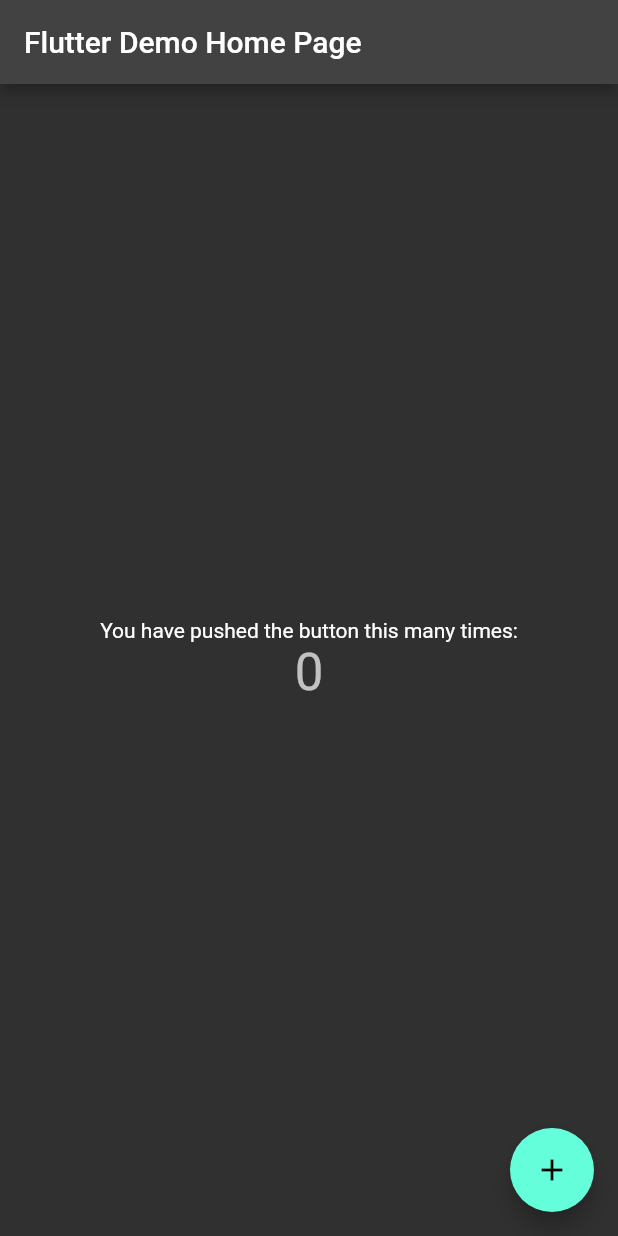
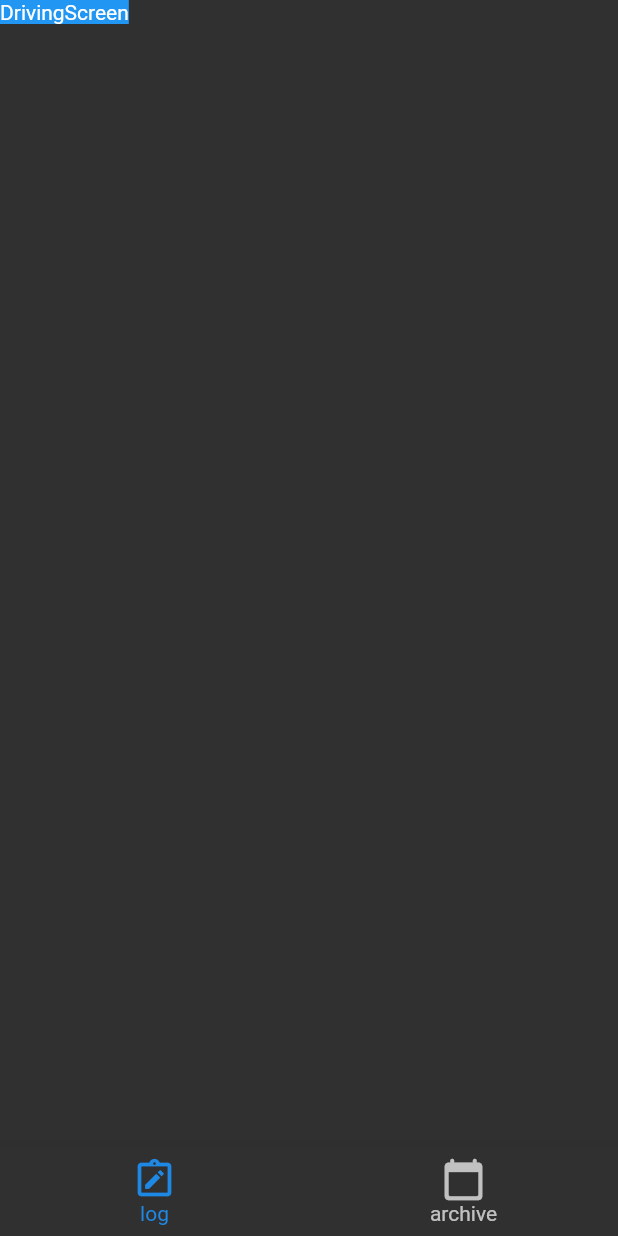
Before and after one commit to JTorkk/driving-time-logger, a Flutter app: the screen it shows after launch, on a phone screen of 412 x 824 dp. Run offline on Flutter 3.47's test engine with Material 2 defaults, Android fonts, the phone set to English and light mode, and no system bars.

Commit message:
made tabs work, fixed orientation stuff and more

```diff
--- /dev/null
+++ b/driving_time_log/lib/archive_screen.dart
@@ -0,0 +1,18 @@
+import 'package:flutter/material.dart';
+
+class ArchiveScreen extends StatelessWidget {
+  const ArchiveScreen({Key? key}) : super(key: key);
+
+  @override
+  Widget build(BuildContext context) {
+    return SafeArea(
+      bottom: false,
+      right: false,
+      left: false,
+      child: Container(
+        color: Colors.red,
+        child: const Text('ArchiveScreen'),
+      ),
+    );
+  }
+}
--- /dev/null
+++ b/driving_time_log/lib/driving_screen.dart
@@ -0,0 +1,18 @@
+import 'package:flutter/material.dart';
+
+class DrivingScreen extends StatelessWidget {
+  const DrivingScreen({Key? key}) : super(key: key);
+
+  @override
+  Widget build(BuildContext context) {
+    return SafeArea(
+      bottom: false,
+      right: false,
+      left: false,
+      child: Container(
+        color: Colors.blue,
+        child: const Text('DrivingScreen'),
+      ),
+    );
+  }
+}
--- /dev/null
+++ b/driving_time_log/lib/home_screen.dart
@@ -0,0 +1,56 @@
+import 'package:flutter/material.dart';
+
+import 'archive_screen.dart';
+import 'driving_screen.dart';
+
+class HomeScreen extends StatefulWidget {
+  const HomeScreen({Key? key}) : super(key: key);
+
+  @override
+  State<HomeScreen> createState() => _HomeScreenState();
+}
+
+class _HomeScreenState extends State<HomeScreen> {
+  int _selectedIndex = 0;
+
+  static const List<Widget> _widgetOptions = <Widget>[
+    DrivingScreen(),
+    ArchiveScreen(),
+  ];
+
+  void _onItemTapped(int index) {
+    setState(() {
+      _selectedIndex = index;
+    });
+  }
+
+  @override
+  Widget build(BuildContext context) {
+    return Scaffold(
+      body: IndexedStack(
+        index: _selectedIndex,
+        children: _widgetOptions,
+      ),
+      bottomNavigationBar: BottomNavigationBar(
+        // showSelectedLabels: false,
+        // showUnselectedLabels: false,
+        selectedFontSize: 14,
+        unselectedFontSize: 14,
+        iconSize: 30,
+        items: const <BottomNavigationBarItem>[
+          BottomNavigationBarItem(
+            icon: Icon(Icons.note_alt_outlined),
+            label: 'log',
+          ),
+          BottomNavigationBarItem(
+            icon: Icon(Icons.calendar_today_rounded),
+            label: 'archive',
+          ),
+        ],
+        currentIndex: _selectedIndex,
+        selectedItemColor: Colors.blue[600],
+        onTap: _onItemTapped,
+      ),
+    );
+  }
+}
--- a/driving_time_log/lib/main.dart
+++ b/driving_time_log/lib/main.dart
@@ -1,3 +1,4 @@
+import 'package:driving_time_log/home_screen.dart';
 import 'package:driving_time_log/resources/theme.dart';
 import 'package:flutter/material.dart';
 
@@ -8,60 +9,12 @@
 class MyApp extends StatelessWidget {
   const MyApp({Key? key}) : super(key: key);
 
-  // This widget is the root of your application.
   @override
   Widget build(BuildContext context) {
     return MaterialApp(
       title: 'Driving Time Logger',
       theme: darkTheme,
-      home: const MyHomePage(title: 'Flutter Demo Home Page'),
+      home: const HomeScreen(),
     );
   }
 }
-
-class MyHomePage extends StatefulWidget {
-  const MyHomePage({Key? key, required this.title}) : super(key: key);
-
-  final String title;
-
-  @override
-  State<MyHomePage> createState() => _MyHomePageState();
-}
-
-class _MyHomePageState extends State<MyHomePage> {
-  int _counter = 0;
-
-  void _incrementCounter() {
-    setState(() {
-      _counter++;
-    });
-  }
-
-  @override
-  Widget build(BuildContext context) {
-    return Scaffold(
-      appBar: AppBar(
-        title: Text(widget.title),
-      ),
-      body: Center(
-        child: Column(
-          mainAxisAlignment: MainAxisAlignment.center,
-          children: <Widget>[
-            const Text(
-              'You have pushed the button this many times:',
-            ),
-            Text(
-              '$_counter',
-              style: Theme.of(context).textTheme.headline4,
-            ),
-          ],
-        ),
-      ),
-      floatingActionButton: FloatingActionButton(
-        onPressed: _incrementCounter,
-        tooltip: 'Increment',
-        child: const Icon(Icons.add),
-      ), // This trailing comma makes auto-formatting nicer for build methods.
-    );
-  }
-}
--- a/driving_time_log/lib/resources/assets.dart
+++ b/driving_time_log/lib/resources/assets.dart
@@ -1,2 +1,7 @@
-const car = 'dassets/car.svg';
-const notepad = 'dassets/notepad.svg';
+const calendar = 'assets/calendar.svg';
+const car = 'assets/car.svg';
+const driving = 'assets/driving.svg';
+const notepad = 'assets/notepad.svg';
+const otherWork = 'assets/otherWork.svg';
+const service = 'assets/service.svg';
+const sleepAndBreak = 'assets/sleepAndBreak.svg';
```
Also changed, not shown: driving_time_log/pubspec.yaml (+7 -10 lines), driving_time_log/assets/calendar.svg, driving_time_log/assets/car.svg, driving_time_log/assets/driving.svg, driving_time_log/assets/notepad.svg, driving_time_log/assets/otherWork.svg, driving_time_log/assets/service.svg, driving_time_log/assets/sleepAndBreak.svg, driving_time_log/pubspec.lock, 3 other files.
